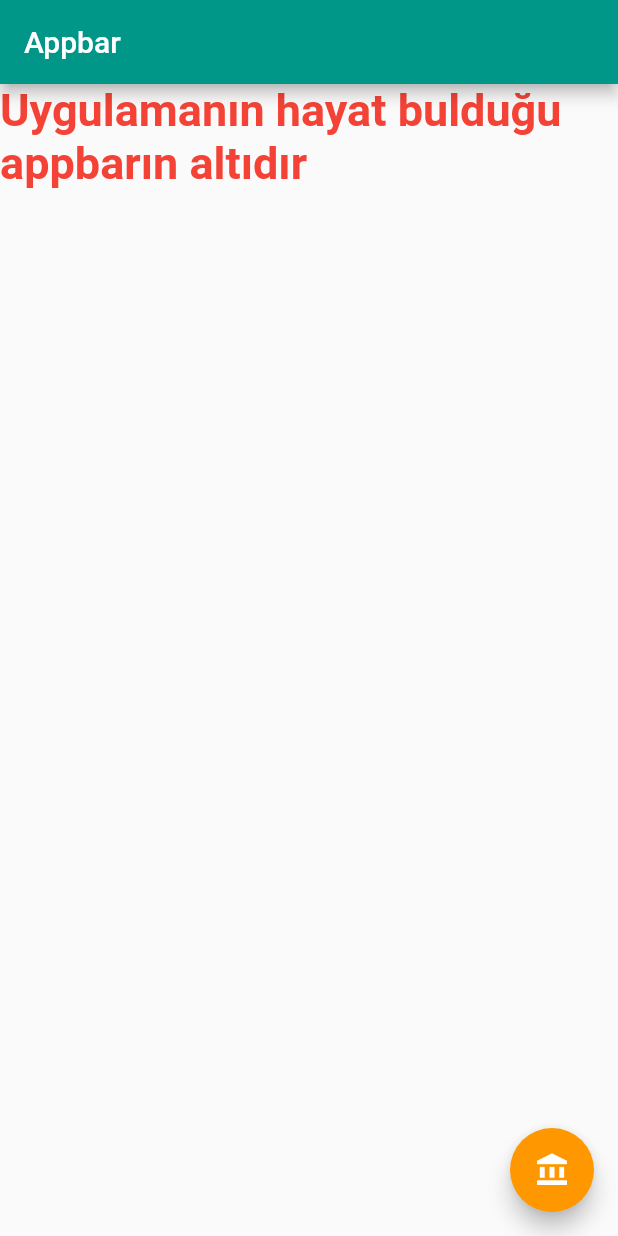
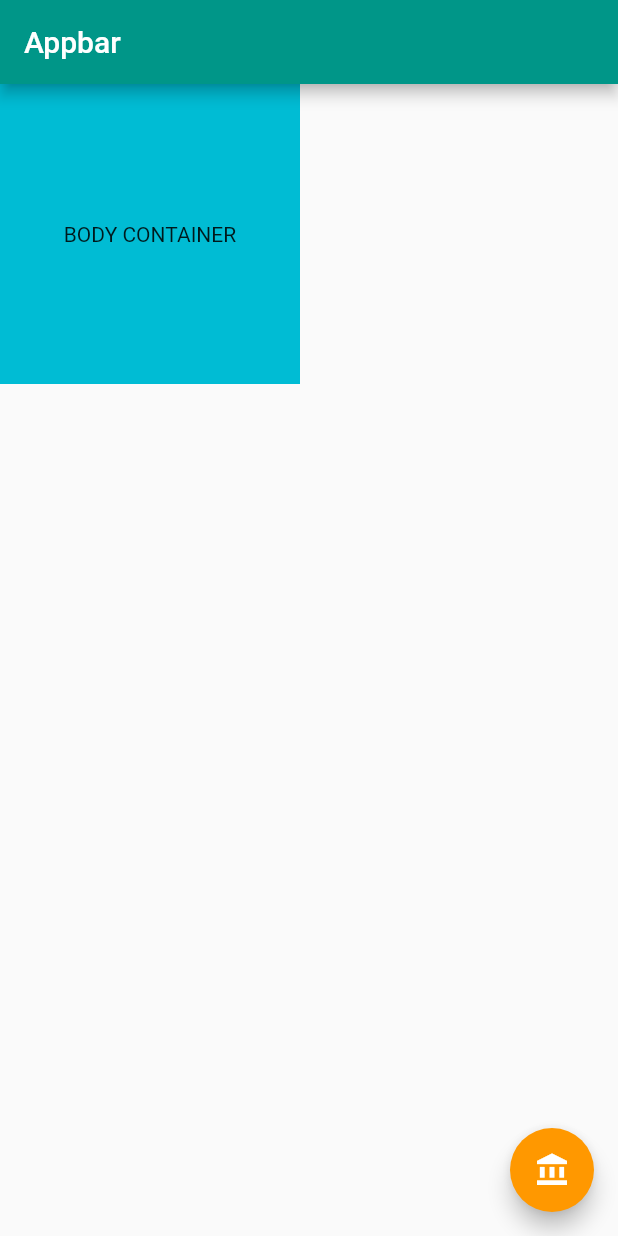
Before and after one commit to uluibrahim/Sifirdan-Flutter-Dersleri, a Flutter app: the screen it shows after launch, on a phone screen of 412 x 824 dp. Run offline on Flutter 3.47's test engine with Material 2 defaults, Android fonts, the phone set to English and light mode, and no system bars.

Commit message:
container özellikleri

```diff
--- a/Bolum1/basewidgets/lib/main.dart
+++ b/Bolum1/basewidgets/lib/main.dart
@@ -25,15 +25,22 @@ class MyApp extends StatelessWidget {
               color: Colors.white,
             ),
           ),
-        body: Text(
-          "Uygulamanın hayat bulduğu appbarın altıdır",
-          style: TextStyle(
-            color: Colors.red, // yazı rengi
-            fontSize: 30, // yazı boyutu
-            fontWeight: FontWeight.bold, // yazı kalınlığı
-          ),
-        ),
-      ),
+          body: Container(
+            // container parent'ında bir kutu oluşturur
+            // container default olarak çocuğu kadar yer kaplar
+
+            color: Colors.cyan,
+            /**
+              width: 300,
+              height: 300,
+            */
+
+            // container içinde aligment kullanılır ve width heigth değerleri yok ise parentı kadar alanı kaplar
+            alignment: Alignment.center,
+            child: Text("BODY CONTAINER"),
+            //  container boyutlarının sınırlandırılması => constraints
+            constraints: BoxConstraints(maxHeight: 200,maxWidth: 200,minHeight: 100,minWidth: 100),
+          )),
       title: "Base widget",
     );
   }
```
Lines whose indentation alone changed are shown as unchanged.
